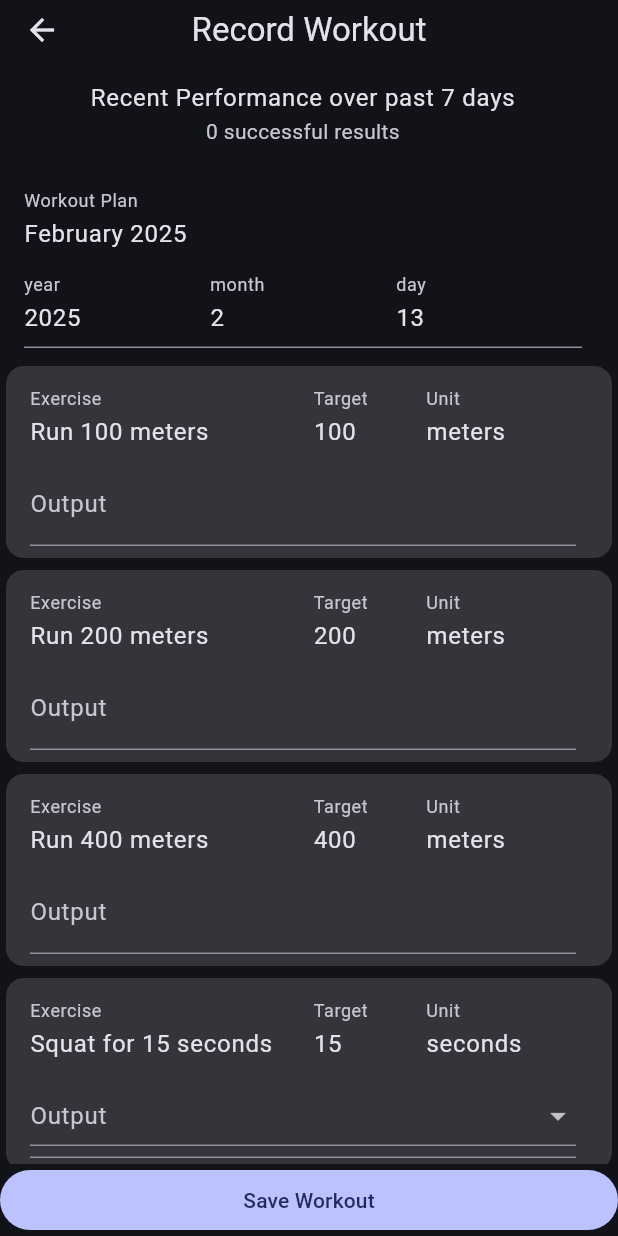
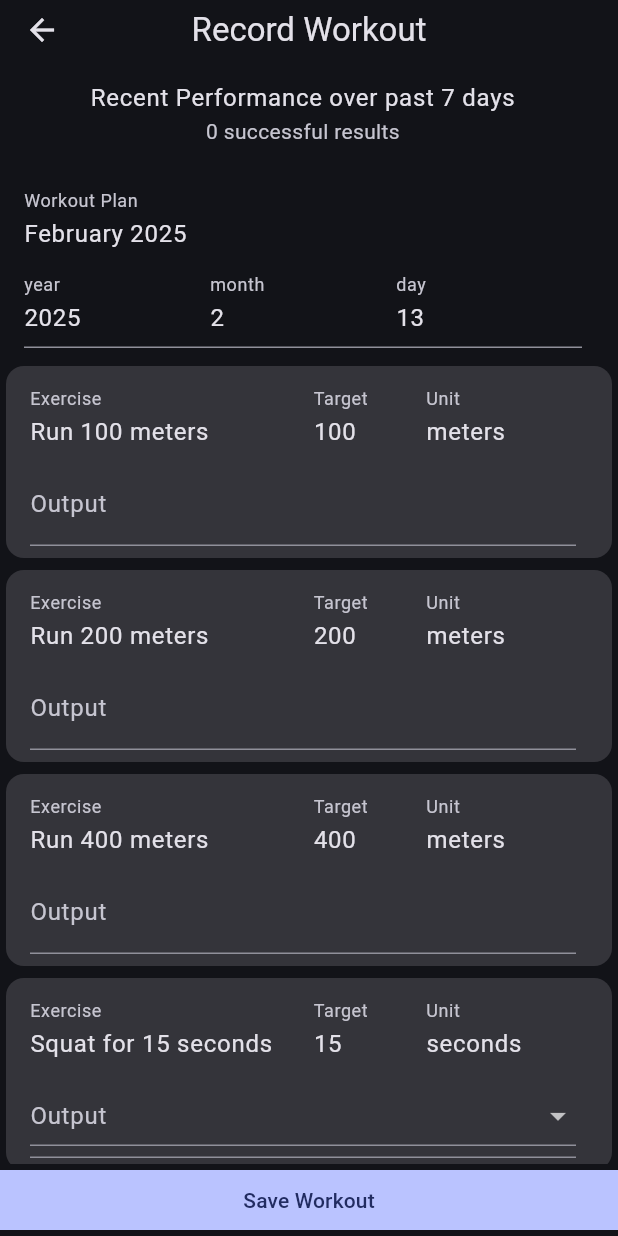
Before and after one commit to ngoantho/flutter-workout-app, a Flutter app: the screen it shows after launch, after a tap on "New Workout", on a phone screen of 412 x 824 dp. Run offline on Flutter 3.47's test engine with Material 3 defaults, Android fonts, the phone set to English and light mode, and no system bars.

Commit message:
flat button style, wrap scaffold in safe area

```diff
--- /dev/null
+++ b/lib/mixins/flat_button.dart
@@ -0,0 +1,8 @@
+import 'package:flutter/material.dart';
+
+mixin FlatButtonStyle {
+  ButtonStyle flatButtonStyle() {
+    return ButtonStyle(
+        shape: WidgetStateProperty.all(RoundedRectangleBorder()));
+  }
+}
--- a/lib/pages/workout_history/workout_history_page.dart
+++ b/lib/pages/workout_history/workout_history_page.dart
@@ -1,5 +1,6 @@
 import 'package:flutter/material.dart';
 import 'package:homework/examples/sample_workout_plan.dart';
+import 'package:homework/mixins/flat_button.dart';
 import 'package:homework/mixins/navigate_to.dart';
 import 'package:homework/pages/workout_history/workout_history_entry.dart';
 import 'package:homework/pages/workout_recording/workout_recording_page.dart';
@@ -7,7 +8,7 @@ import 'package:homework/providers/workouts_provider.dart';
 import 'package:homework/widgets/common_scaffold.dart';
 import 'package:provider/provider.dart';
 
-class WorkoutHistoryPage extends StatelessWidget with NavigateMixin {
+class WorkoutHistoryPage extends StatelessWidget with NavigateMixin, FlatButtonStyle {
   const WorkoutHistoryPage({super.key});
 
   @override
@@ -22,6 +23,7 @@ class WorkoutHistoryPage extends StatelessWidget with NavigateMixin {
                     context: context,
                     widget: WorkoutRecordingPage(sampleWorkoutPlan))
               },
+          style: flatButtonStyle(),
           child: Text('New Workout')),
       content: Column(
         children: [
--- a/lib/pages/workout_recording/workout_recording_page.dart
+++ b/lib/pages/workout_recording/workout_recording_page.dart
@@ -1,4 +1,5 @@
 import 'package:flutter/material.dart';
+import 'package:homework/mixins/flat_button.dart';
 import 'package:homework/mixins/navigate_to.dart';
 import 'package:homework/mixins/validate_output.dart';
 import 'package:homework/models/exercise_result.dart';
@@ -23,7 +24,7 @@ class WorkoutRecordingPage extends StatefulWidget {
 }
 
 class _WorkoutRecordingPageState extends State<WorkoutRecordingPage>
-    with NavigateMixin, ValidateOutputMixin {
+    with NavigateMixin, ValidateOutputMixin, FlatButtonStyle {
   final _formKey = GlobalKey<FormState>();
   final _today = DateTime.now();
   final yearController = TextEditingController();
@@ -74,6 +75,7 @@ class _WorkoutRecordingPageState extends State<WorkoutRecordingPage>
             bottomWidget: FilledButton(
               onPressed: onSave,
               key: Key('validateFormBtnKey'),
+              style: flatButtonStyle(),
               child: Text('Save Workout'),
             ),
             content: Column(children: [
--- a/lib/widgets/common_scaffold.dart
+++ b/lib/widgets/common_scaffold.dart
@@ -19,16 +19,16 @@ class CommonScaffold extends StatelessWidget {
 
   @override
   Widget build(BuildContext context) {
-    return Scaffold(
+    return SafeArea(
+        child: Scaffold(
       appBar: AppBar(
-        title: Text(title),
-        centerTitle: true,
-        actions: appBarActions,
-        bottom: RecentPerformance()
-      ),
+          title: Text(title),
+          centerTitle: true,
+          actions: appBarActions,
+          bottom: RecentPerformance()),
       body: content,
       floatingActionButton: floatingActionButton,
       bottomNavigationBar: bottomWidget,
-    );
+    ));
   }
 }
```
Lines whose indentation alone changed are shown as unchanged.
